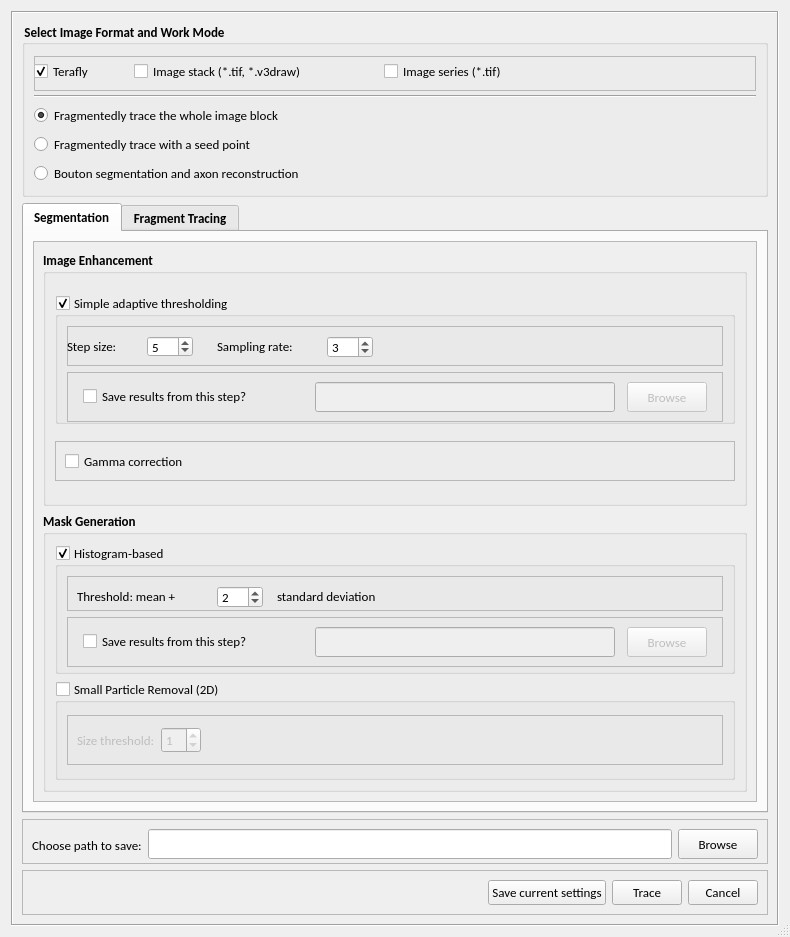
This is hackathon/MK/Fragmented_autoTrace/fragmentedTraceUI.ui in Vaa3D/vaa3d_tools as Qt 5 draws it before an edit. The edited form follows.
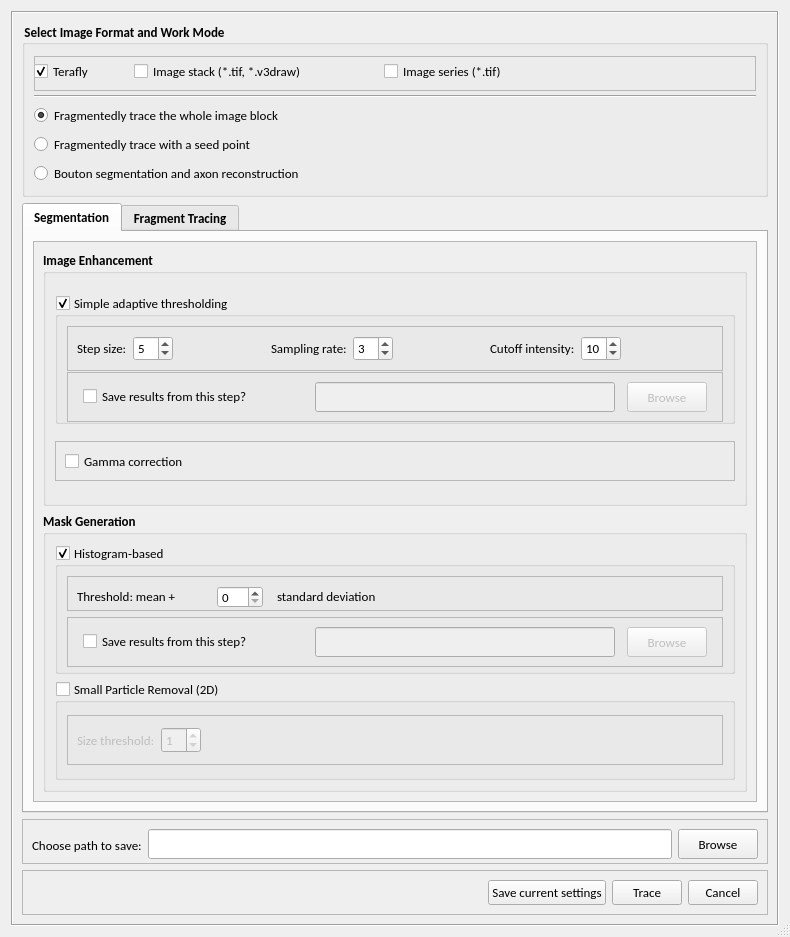
This is the edited form.

Commit message: frag trace 1213(1)

```diff
--- a/hackathon/MK/Fragmented_autoTrace/fragmentedTraceUI.ui
+++ b/hackathon/MK/Fragmented_autoTrace/fragmentedTraceUI.ui
@@ -351,7 +351,7 @@
                       <property name="minimumSize">
                        <size>
                         <width>0</width>
-                        <height>40</height>
+                        <height>45</height>
                        </size>
                       </property>
                       <property name="frameShape">
@@ -360,15 +360,9 @@
                       <property name="frameShadow">
                        <enum>QFrame::Raised</enum>
                       </property>
+                      <layout class="QHBoxLayout" name="horizontalLayout_11">
+                       <item>
                       <widget class="QLabel" name="label_2">
-                       <property name="geometry">
-                        <rect>
-                         <x>0</x>
-                         <y>10</y>
-                         <width>71</width>
-                         <height>21</height>
-                        </rect>
-                       </property>
                        <property name="cursor">
                         <cursorShape>WhatsThisCursor</cursorShape>
                        </property>
@@ -382,15 +376,9 @@
                         <string>Step size:</string>
                        </property>
                       </widget>
+                       </item>
+                       <item>
                       <widget class="QSpinBox" name="spinBox">
-                       <property name="geometry">
-                        <rect>
-                         <x>80</x>
-                         <y>10</y>
-                         <width>46</width>
-                         <height>21</height>
-                        </rect>
-                       </property>
                        <property name="minimum">
                         <number>1</number>
                        </property>
@@ -398,15 +386,22 @@
                         <number>5</number>
                        </property>
                       </widget>
+                       </item>
+                       <item>
+                        <spacer name="horizontalSpacer_8">
+                         <property name="orientation">
+                          <enum>Qt::Horizontal</enum>
+                         </property>
+                         <property name="sizeHint" stdset="0">
+                          <size>
+                           <width>24</width>
+                           <height>18</height>
+                          </size>
+                         </property>
+                        </spacer>
+                       </item>
+                       <item>
                       <widget class="QLabel" name="label_3">
-                       <property name="geometry">
-                        <rect>
-                         <x>150</x>
-                         <y>10</y>
-                         <width>111</width>
-                         <height>21</height>
-                        </rect>
-                       </property>
                        <property name="cursor">
                         <cursorShape>WhatsThisCursor</cursorShape>
                        </property>
@@ -420,15 +415,9 @@
                         <string>Sampling rate:</string>
                        </property>
                       </widget>
+                       </item>
+                       <item>
                       <widget class="QSpinBox" name="spinBox_2">
-                       <property name="geometry">
-                        <rect>
-                         <x>260</x>
-                         <y>10</y>
-                         <width>46</width>
-                         <height>22</height>
-                        </rect>
-                       </property>
                        <property name="minimum">
                         <number>1</number>
                        </property>
@@ -436,6 +425,48 @@
                         <number>3</number>
                        </property>
                       </widget>
+                       </item>
+                       <item>
+                        <spacer name="horizontalSpacer_9">
+                         <property name="orientation">
+                          <enum>Qt::Horizontal</enum>
+                         </property>
+                         <property name="sizeHint" stdset="0">
+                          <size>
+                           <width>24</width>
+                           <height>18</height>
+                          </size>
+                         </property>
+                        </spacer>
+                       </item>
+                       <item>
+                        <widget class="QLabel" name="label_11">
+                         <property name="text">
+                          <string>Cutoff intensity:</string>
+                         </property>
+                        </widget>
+                       </item>
+                       <item>
+                        <widget class="QSpinBox" name="spinBox_9">
+                         <property name="value">
+                          <number>10</number>
+                         </property>
+                        </widget>
+                       </item>
+                       <item>
+                        <spacer name="horizontalSpacer_10">
+                         <property name="orientation">
+                          <enum>Qt::Horizontal</enum>
+                         </property>
+                         <property name="sizeHint" stdset="0">
+                          <size>
+                           <width>62</width>
+                           <height>18</height>
+                          </size>
+                         </property>
+                        </spacer>
+                       </item>
+                      </layout>
                      </widget>
                     </item>
                     <item>
@@ -666,7 +697,7 @@
                         </rect>
                        </property>
                        <property name="value">
-                        <number>2</number>
+                        <number>0</number>
                        </property>
                       </widget>
                       <widget class="QLabel" name="label_5">
```
Lines whose indentation alone changed are shown as unchanged. The commit also changes 6 other files.
